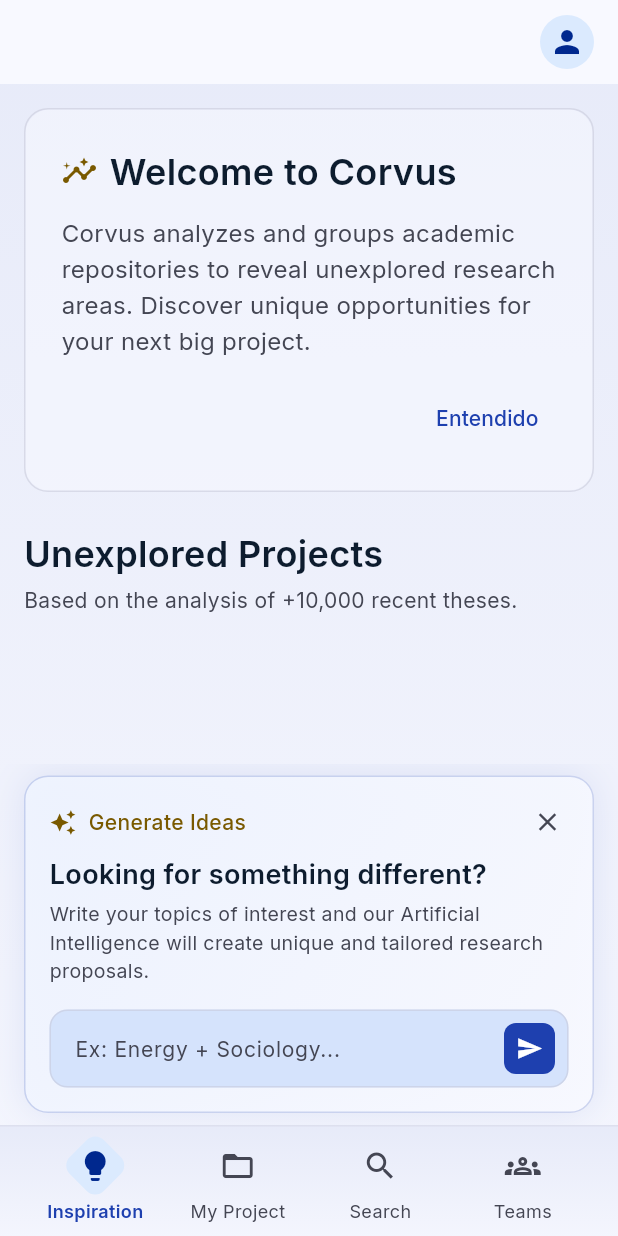
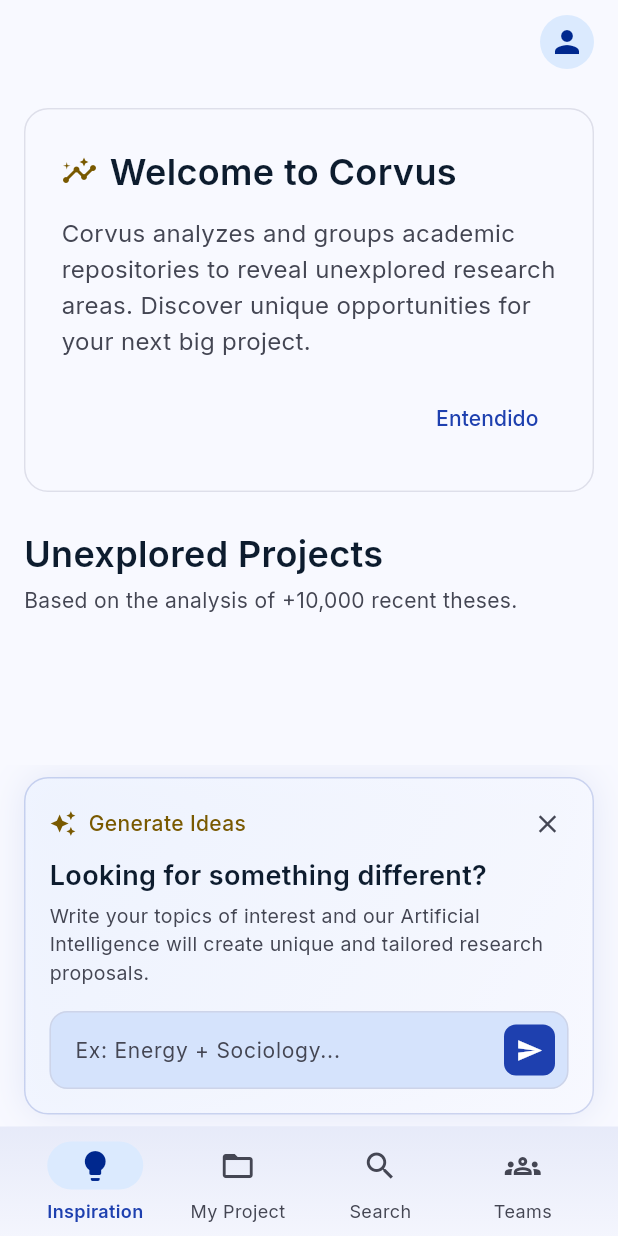
Before and after one commit to eduartrob/mobile-front-corvus, a Flutter app: the InspirationPage screen opened by its route, on a phone screen of 412 x 824 dp. Run offline on Flutter 3.47's test engine with Material 3 defaults, Android fonts, the phone set to English and light mode, and no system bars; our stand-ins replace file_picker, firebase_core, firebase_messaging, flutter_local_notifications, flutter_secure_storage, flutter_svg and 5 more; accounts and stored records are empty; network calls fail.

Commit message:
fix(ui): correct inspiration bg, app router paths, and footer active highlight style

```diff
--- a/lib/core/router/appRouter.dart
+++ b/lib/core/router/appRouter.dart
@@ -88,16 +88,16 @@
             StatefulShellBranch(
               routes: [
                 GoRoute(
-                  path: '/teams',
-                  builder: (context, state) => const TeamsPage(),
+                  path: '/search',
+                  builder: (context, state) => const SearchPage(),
                 ),
               ],
             ),
             StatefulShellBranch(
               routes: [
                 GoRoute(
-                  path: '/search',
-                  builder: (context, state) => const SearchPage(),
+                  path: '/teams',
+                  builder: (context, state) => const TeamsPage(),
                 ),
               ],
             ),
--- a/lib/features/inspiration/presentation/pages/inspiration_page.dart
+++ b/lib/features/inspiration/presentation/pages/inspiration_page.dart
@@ -57,14 +57,6 @@
           Container(
             decoration: BoxDecoration(
               color: Theme.of(context).colorScheme.surface,
-              gradient: LinearGradient(
-                begin: Alignment.topCenter,
-                end: Alignment.bottomCenter,
-                colors: [
-                  Theme.of(context).colorScheme.primary.withOpacity(0.08),
-                  Theme.of(context).colorScheme.primary.withOpacity(0.02),
-                ],
-              ),
             ),
           ),
 
--- a/lib/shared/widgets/corvus_bottom_nav_bar.dart
+++ b/lib/shared/widgets/corvus_bottom_nav_bar.dart
@@ -38,11 +38,6 @@
             Theme.of(context).colorScheme.primary.withOpacity(0.02),
           ],
         ),
-        border: Border(
-          top: BorderSide(
-            color: Theme.of(context).colorScheme.outlineVariant.withValues(alpha: 0.3),
-          ),
-        ),
       ),
       child: SafeArea(
         top: false,
@@ -80,7 +75,6 @@
 class _CustomNavItemState extends State<CustomNavItem> with TickerProviderStateMixin {
   late AnimationController _controller;
   late Animation<double> _bounceAnimation;
-  late Animation<double> _rotateAnimation;
   late Animation<double> _scaleAnimation;
 
   @override
@@ -101,10 +95,6 @@
       parent: _controller,
       curve: const Interval(0.0, 0.8),
     ));
-
-    _rotateAnimation = Tween<double>(begin: 0.0, end: math.pi / 4).animate(
-      CurvedAnimation(parent: _controller, curve: Curves.easeOutCubic),
-    );
 
     _scaleAnimation = Tween<double>(begin: 0.0, end: 1.0).animate(
       CurvedAnimation(parent: _controller, curve: const Interval(0.0, 0.5, curve: Curves.easeOutBack)),
@@ -155,15 +145,12 @@
                       if (_scaleAnimation.value > 0)
                         Transform.scale(
                           scale: _scaleAnimation.value,
-                          child: Transform.rotate(
-                            angle: _rotateAnimation.value,
-                            child: Container(
-                              width: 32,
-                              height: 32,
-                              decoration: BoxDecoration(
-                                color: colorScheme.primaryContainer,
-                                borderRadius: BorderRadius.circular(8),
-                              ),
+                          child: Container(
+                            width: 64,
+                            height: 32,
+                            decoration: BoxDecoration(
+                              color: colorScheme.primaryContainer,
+                              borderRadius: BorderRadius.circular(16),
                             ),
                           ),
                         ),
```
